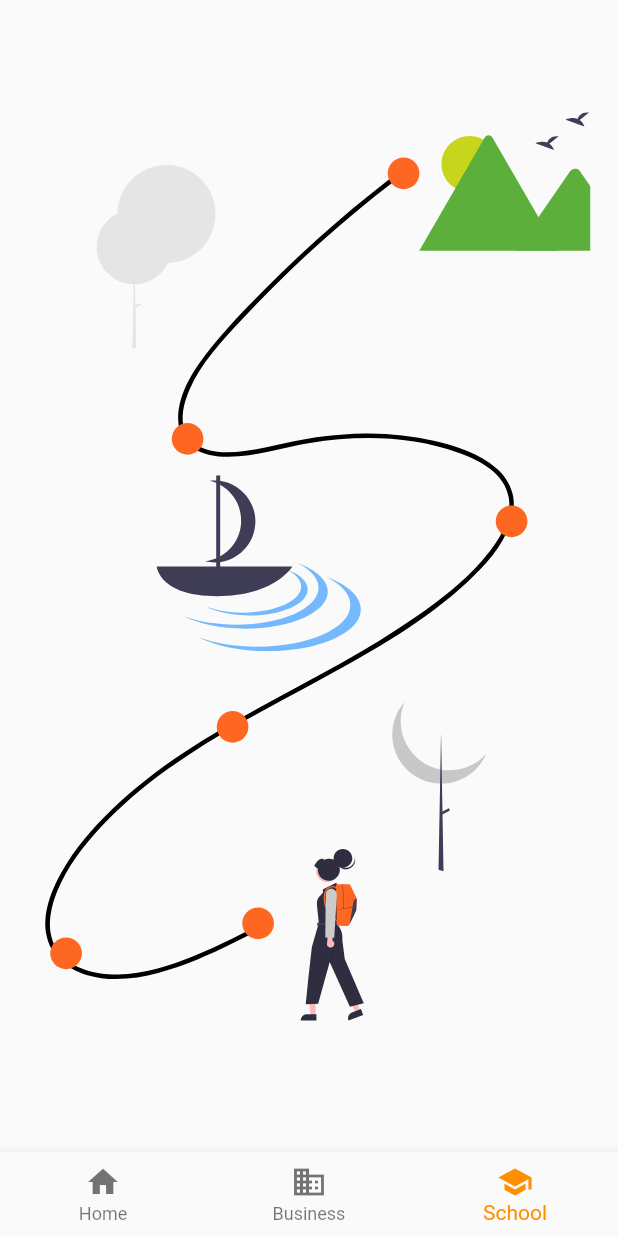
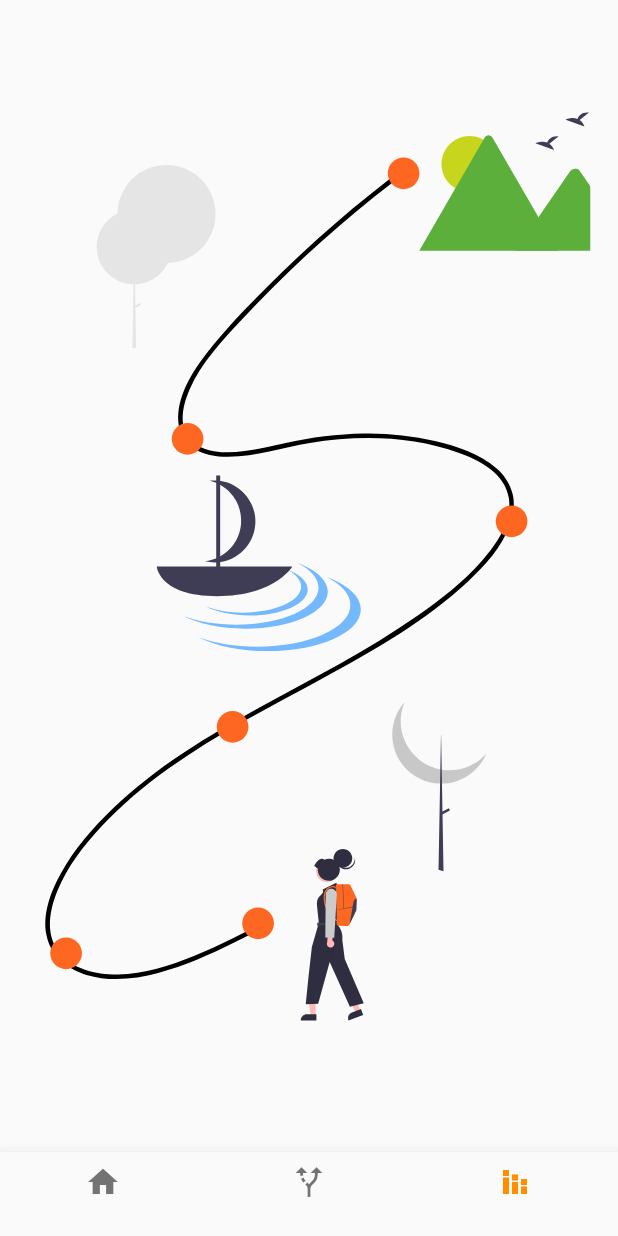
Before and after one commit to Omerixe/EcoMi, a Flutter app: the HomePage screen opened directly, item 3 of the bottom bar chosen, on a phone screen of 412 x 824 dp. Run offline on Flutter 3.47's test engine with Material 2 defaults, Android fonts, the phone set to English and light mode, and no system bars; our stand-ins replace flutter_svg, introduction_screen, shared_preferences; accounts and stored records are empty; network calls fail.

Commit message:
use just available icons

```diff
--- a/lib/screens/home_page.dart
+++ b/lib/screens/home_page.dart
@@ -36,15 +36,15 @@ class _HomePageState extends State<HomePage> {
           items: const <BottomNavigationBarItem>[
             BottomNavigationBarItem(
               icon: Icon(Icons.home),
-              label: 'Home',
+              label: '',
             ),
             BottomNavigationBarItem(
-              icon: Icon(Icons.business),
-              label: 'Business',
+              icon: Icon(Icons.alt_route),
+              label: '',
             ),
             BottomNavigationBarItem(
-              icon: Icon(Icons.school),
-              label: 'School',
+              icon: Icon(Icons.stacked_bar_chart),
+              label: '',
             ),
           ],
           currentIndex: _selectedIndex,
```
